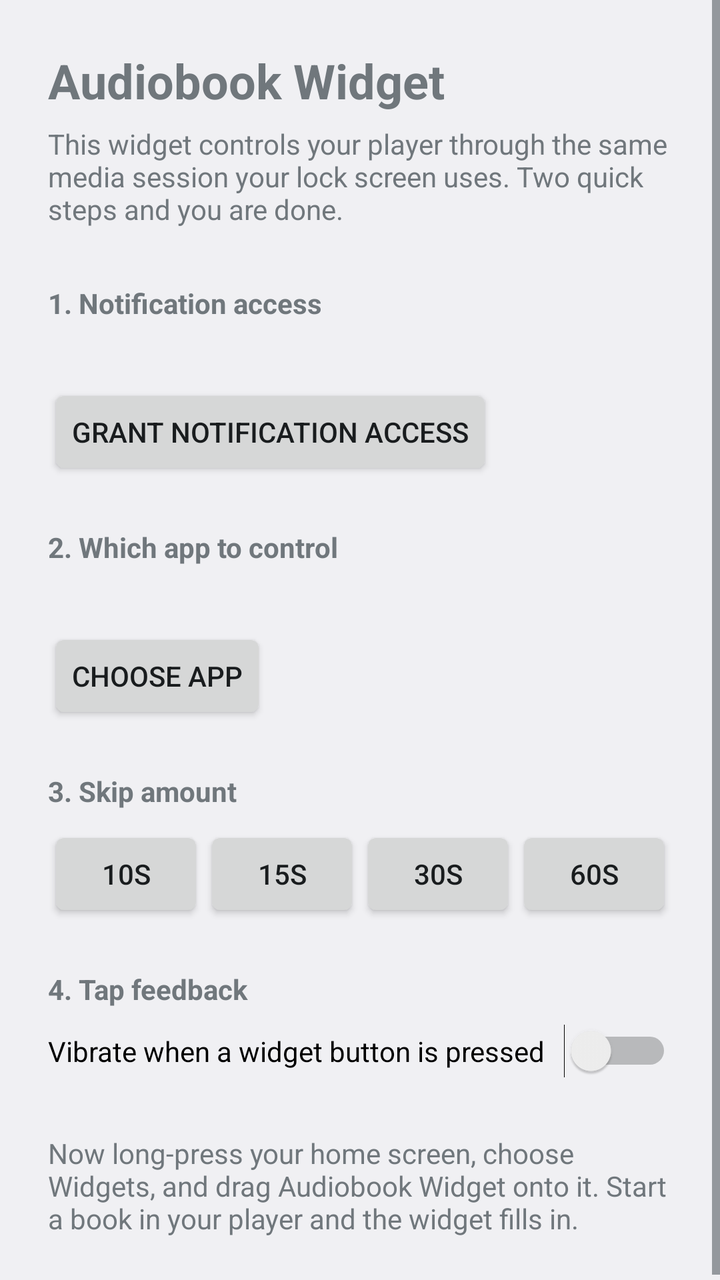
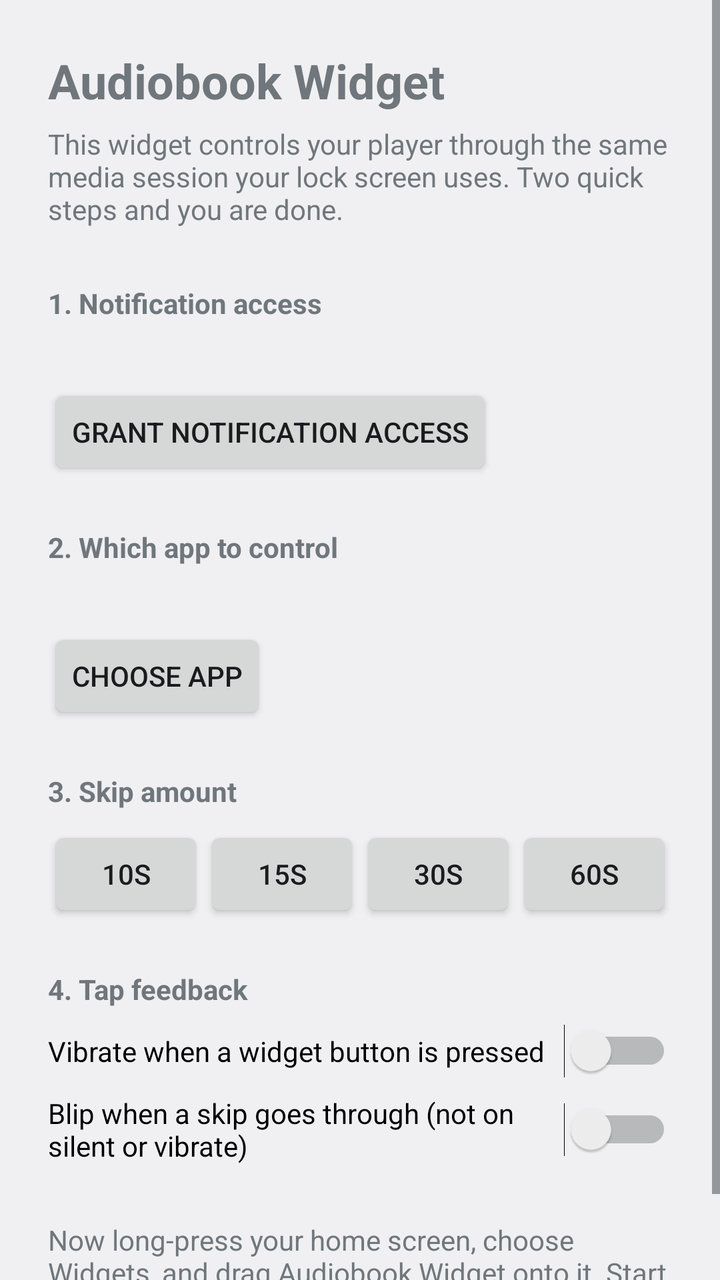

Screens rendered from an Android XML layout before and after an edit, with the pre-edit source and the edit as a unified diff.
<!-- AndroidManifest.xml: application theme AppTheme -->
<!-- res/layout/activity_main.xml -->
<?xml version="1.0" encoding="utf-8"?>
<ScrollView xmlns:android="http://schemas.android.com/apk/res/android"
    android:id="@+id/scroll_root"
    android:layout_width="match_parent"
    android:layout_height="match_parent"
    android:clipToPadding="false">

    <LinearLayout
        android:id="@+id/content"
        android:layout_width="match_parent"
        android:layout_height="wrap_content"
        android:orientation="vertical"
        android:padding="24dp">

        
        <TextView
            android:layout_width="wrap_content"
            android:layout_height="wrap_content"
            android:text="@string/setup_heading"
            android:textSize="24sp"
            android:textStyle="bold" />

        <TextView
            android:layout_width="match_parent"
            android:layout_height="wrap_content"
            android:layout_marginTop="6dp"
            android:text="@string/setup_intro" />

        <TextView
            android:layout_width="wrap_content"
            android:layout_height="wrap_content"
            android:layout_marginTop="28dp"
            android:text="@string/step_access"
            android:textStyle="bold" />

        <TextView
            android:id="@+id/access_status"
            android:layout_width="match_parent"
            android:layout_height="wrap_content"
            android:layout_marginTop="4dp" />

        <Button
            android:id="@+id/access_button"
            android:layout_width="wrap_content"
            android:layout_height="wrap_content"
            android:layout_marginTop="8dp"
            android:text="@string/access_button_grant" />

        <TextView
            android:layout_width="wrap_content"
            android:layout_height="wrap_content"
            android:layout_marginTop="24dp"
            android:text="@string/step_app"
            android:textStyle="bold" />

        <TextView
            android:id="@+id/app_status"
            android:layout_width="match_parent"
            android:layout_height="wrap_content"
            android:layout_marginTop="4dp" />

        <Button
            android:id="@+id/app_button"
            android:layout_width="wrap_content"
            android:layout_height="wrap_content"
            android:layout_marginTop="8dp"
            android:text="@string/app_button" />

        <TextView
            android:layout_width="wrap_content"
            android:layout_height="wrap_content"
            android:layout_marginTop="24dp"
            android:text="@string/step_skip"
            android:textStyle="bold" />

        <LinearLayout
            android:layout_width="match_parent"
            android:layout_height="wrap_content"
            android:layout_marginTop="8dp"
            android:orientation="horizontal">

            <Button
                android:id="@+id/skip_10"
                android:layout_width="0dp"
                android:layout_height="wrap_content"
                android:layout_weight="1"
                android:text="@string/skip_10" />

            <Button
                android:id="@+id/skip_15"
                android:layout_width="0dp"
                android:layout_height="wrap_content"
                android:layout_weight="1"
                android:text="@string/skip_15" />

            <Button
                android:id="@+id/skip_30"
                android:layout_width="0dp"
                android:layout_height="wrap_content"
                android:layout_weight="1"
                android:text="@string/skip_30" />

            <Button
                android:id="@+id/skip_60"
                android:layout_width="0dp"
                android:layout_height="wrap_content"
                android:layout_weight="1"
                android:text="@string/skip_60" />
        </LinearLayout>

        <TextView
            android:layout_width="wrap_content"
            android:layout_height="wrap_content"
            android:layout_marginTop="24dp"
            android:text="@string/step_feedback"
            android:textStyle="bold" />

        <Switch
            android:id="@+id/haptics_switch"
            android:layout_width="match_parent"
            android:layout_height="wrap_content"
            android:layout_marginTop="8dp"
            android:text="@string/haptics_label" />

        <TextView
            android:layout_width="match_parent"
            android:layout_height="wrap_content"
            android:layout_marginTop="28dp"
            android:text="@string/setup_outro" />
    </LinearLayout>
</ScrollView>
<!-- resources referenced by this layout -->
<resources>
  <string name="access_button_grant">Grant notification access</string>
  <string name="app_button">Choose app</string>
  <string name="haptics_label">Vibrate when a widget button is pressed</string>
  <string name="setup_heading">Audiobook Widget</string>
  <string name="setup_intro">This widget controls your player through the same media session your lock screen uses. Two quick steps and you are done.</string>
  <string name="setup_outro">Now long-press your home screen, choose Widgets, and drag Audiobook Widget onto it. Start a book in your player and the widget fills in.</string>
  <string name="skip_10">10s</string>
  <string name="skip_15">15s</string>
  <string name="skip_30">30s</string>
  <string name="skip_60">60s</string>
  <string name="step_access">1. Notification access</string>
  <string name="step_app">2. Which app to control</string>
  <string name="step_feedback">4. Tap feedback</string>
  <string name="step_skip">3. Skip amount</string>
  <style name="AppTheme" parent="@android:style/Theme.DeviceDefault.Light" />
</resources>

<!-- the commit's change to res/layout/activity_main.xml (unified diff, before → after) -->
@@ -122,6 +122,13 @@
             android:layout_marginTop="8dp"
             android:text="@string/haptics_label" />
 
+        <Switch
+            android:id="@+id/sounds_switch"
+            android:layout_width="match_parent"
+            android:layout_height="wrap_content"
+            android:layout_marginTop="8dp"
+            android:text="@string/sounds_label" />
+
         <TextView
             android:layout_width="match_parent"
             android:layout_height="wrap_content"
<!-- resource entries referenced after the edit -->
@@ -10,6 +10,7 @@
   <string name="skip_15">15s</string>
   <string name="skip_30">30s</string>
   <string name="skip_60">60s</string>
+  <string name="sounds_label">Blip when a skip goes through (not on silent or vibrate)</string>
   <string name="step_access">1. Notification access</string>
   <string name="step_app">2. Which app to control</string>
   <string name="step_feedback">4. Tap feedback</string>
